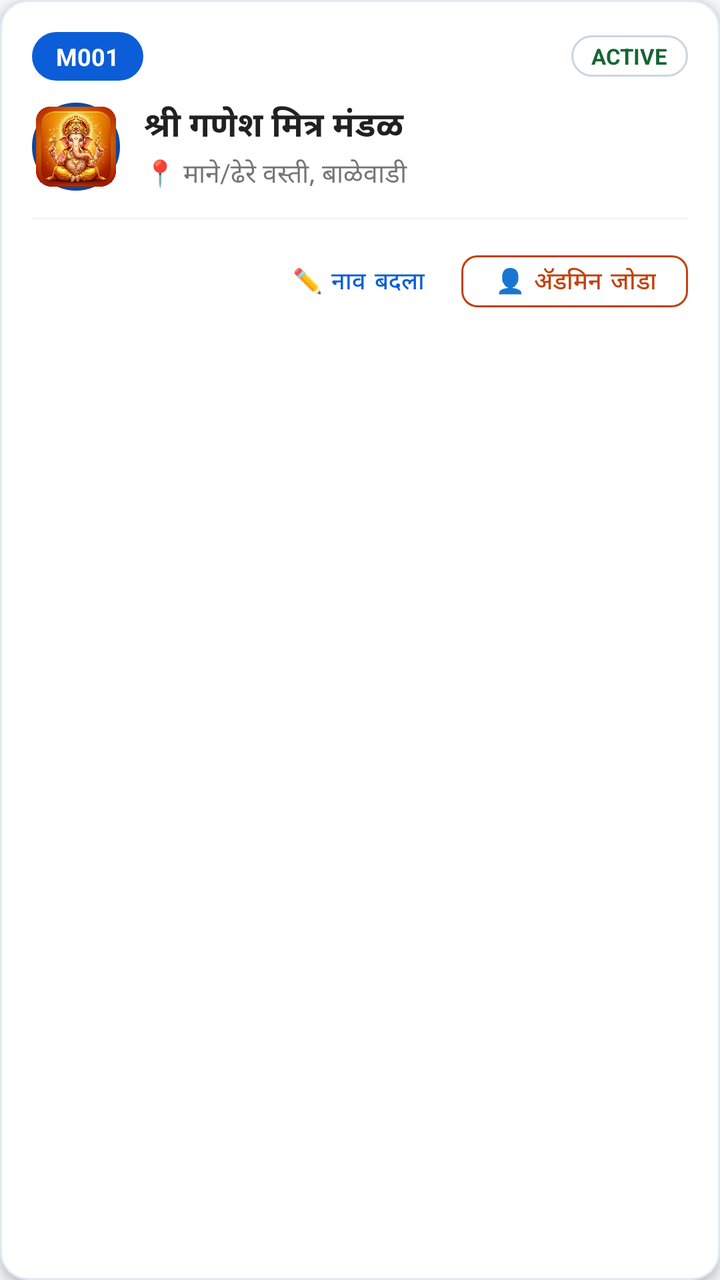
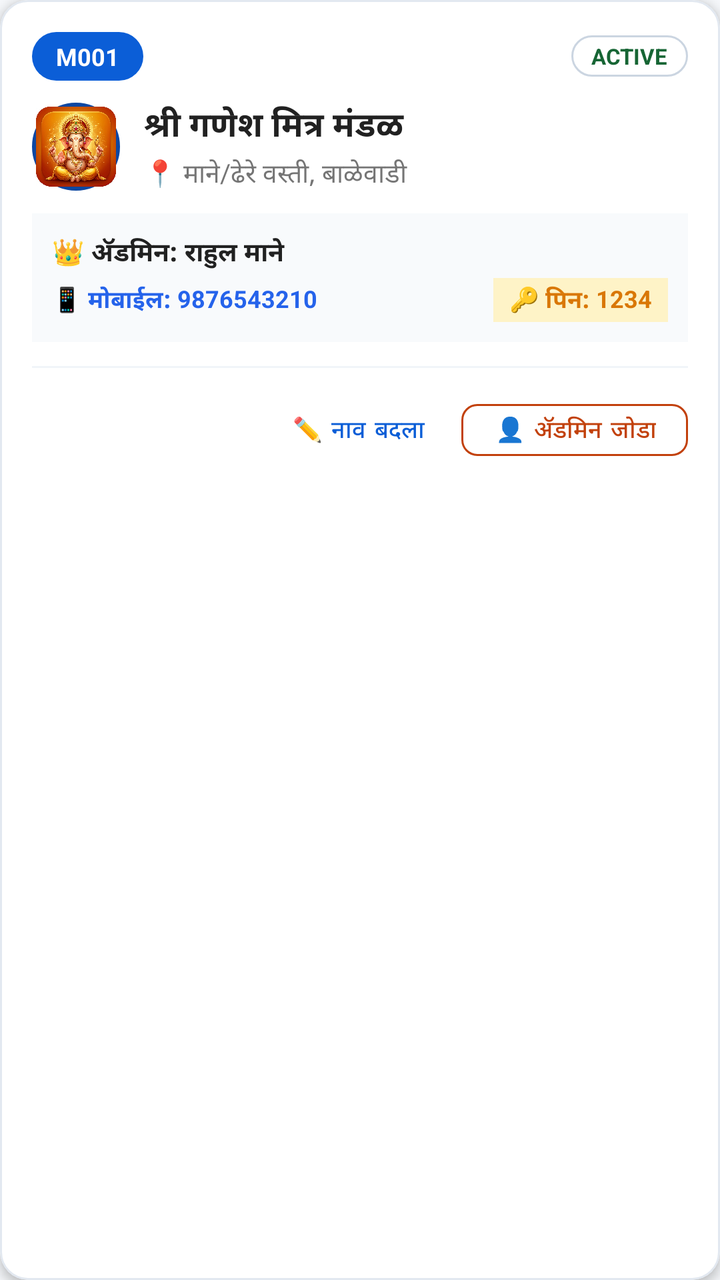

Two renders of the same Android screen: before a commit and after it. Below are the layout's source before the change and the commit's diff.
<!-- AndroidManifest.xml: application theme Theme.GaneshMitraMandal -->
<!-- res/layout/item_mandal.xml -->
<?xml version="1.0" encoding="utf-8"?>
<com.google.android.material.card.MaterialCardView xmlns:android="http://schemas.android.com/apk/res/android"
    xmlns:app="http://schemas.android.com/apk/res-auto"
    android:layout_width="match_parent"
    android:layout_height="wrap_content"
    android:layout_marginHorizontal="12dp"
    android:layout_marginVertical="6dp"
    app:cardBackgroundColor="@color/white"
    app:cardCornerRadius="14dp"
    app:cardElevation="3dp"
    app:strokeColor="#E2E8F0"
    app:strokeWidth="1dp">

    <LinearLayout
        android:layout_width="match_parent"
        android:layout_height="wrap_content"
        android:orientation="vertical"
        android:padding="16dp">

        <RelativeLayout
            android:layout_width="match_parent"
            android:layout_height="wrap_content">

            
            <TextView
                android:id="@+id/tvMandalId"
                android:layout_width="wrap_content"
                android:layout_height="wrap_content"
                android:layout_alignParentStart="true"
                android:layout_centerVertical="true"
                android:background="@drawable/chip_year_selected"
                android:backgroundTint="#0B5ED7"
                android:paddingHorizontal="12dp"
                android:paddingVertical="4dp"
                android:text="M001"
                android:textColor="@color/white"
                android:textSize="12sp"
                android:textStyle="bold" />

            
            <TextView
                android:id="@+id/tvStatus"
                android:layout_width="wrap_content"
                android:layout_height="wrap_content"
                android:layout_alignParentEnd="true"
                android:layout_centerVertical="true"
                android:background="@drawable/chip_year_unselected"
                android:paddingHorizontal="10dp"
                android:paddingVertical="3dp"
                android:text="ACTIVE"
                android:textColor="#166534"
                android:textSize="11sp"
                android:textStyle="bold" />
        </RelativeLayout>

        
        <LinearLayout
            android:layout_width="match_parent"
            android:layout_height="wrap_content"
            android:layout_marginTop="10dp"
            android:gravity="center_vertical"
            android:orientation="horizontal">

            <ImageView
                android:id="@+id/ivMandalLogo"
                android:layout_width="44dp"
                android:layout_height="44dp"
                android:background="@drawable/circle_bg"
                android:padding="2dp"
                android:scaleType="centerCrop"
                android:src="@drawable/app_logo" />

            <LinearLayout
                android:layout_width="0dp"
                android:layout_height="wrap_content"
                android:layout_marginStart="12dp"
                android:layout_weight="1"
                android:orientation="vertical">

                <TextView
                    android:id="@+id/tvMandalName"
                    android:layout_width="match_parent"
                    android:layout_height="wrap_content"
                    android:text="श्री गणेश मित्र मंडळ"
                    android:textColor="@color/text_primary"
                    android:textSize="17sp"
                    android:textStyle="bold" />

                
                <TextView
                    android:id="@+id/tvMandalAddress"
                    android:layout_width="match_parent"
                    android:layout_height="wrap_content"
                    android:layout_marginTop="2dp"
                    android:text="📍 माने/ढेरे वस्ती, बाळेवाडी"
                    android:textColor="@color/text_secondary"
                    android:textSize="13sp" />
            </LinearLayout>
        </LinearLayout>

        <View
            android:layout_width="match_parent"
            android:layout_height="1dp"
            android:layout_marginVertical="12dp"
            android:background="#F1F5F9" />

        
        <LinearLayout
            android:layout_width="match_parent"
            android:layout_height="wrap_content"
            android:gravity="end"
            android:orientation="horizontal">

            <com.google.android.material.button.MaterialButton
                android:id="@+id/btnEditMandal"
                style="@style/Widget.MaterialComponents.Button.TextButton"
                android:layout_width="wrap_content"
                android:layout_height="38dp"
                android:text="✏️ नाव बदला"
                android:textColor="#0B5ED7"
                android:textSize="12sp"
                app:cornerRadius="8dp" />

            <com.google.android.material.button.MaterialButton
                android:id="@+id/btnAddAdmin"
                style="@style/Widget.MaterialComponents.Button.OutlinedButton"
                android:layout_width="wrap_content"
                android:layout_height="38dp"
                android:layout_marginStart="8dp"
                android:text="👤 ॲडमिन जोडा"
                android:textColor="#C2410C"
                android:textSize="12sp"
                app:cornerRadius="8dp"
                app:strokeColor="#C2410C" />
        </LinearLayout>

    </LinearLayout>
</com.google.android.material.card.MaterialCardView>
<!-- resources referenced by this layout -->
<resources>
  <color name="text_primary">#212121</color>
  <color name="text_secondary">#757575</color>
  <color name="white">#FFFFFF</color>
  <!-- drawable app_logo: png bitmap (drawable, 798347 bytes) -->
  <!-- drawable chip_year_selected (drawable) -->
  <?xml version="1.0" encoding="utf-8"?>
  <shape xmlns:android="http://schemas.android.com/apk/res/android">
      <solid android:color="@color/primary_blue" />
      <corners android:radius="20dp" />
  </shape>
  <!-- drawable chip_year_unselected (drawable) -->
  <?xml version="1.0" encoding="utf-8"?>
  <shape xmlns:android="http://schemas.android.com/apk/res/android">
      <solid android:color="@color/white" />
      <stroke
          android:width="1dp"
          android:color="#CBD5E1" />
      <corners android:radius="20dp" />
  </shape>
  <!-- drawable circle_bg (drawable) -->
  <?xml version="1.0" encoding="utf-8"?>
  <shape xmlns:android="http://schemas.android.com/apk/res/android"
      android:shape="oval">
      <solid android:color="#E3F2FD" />
      <stroke
          android:width="2dp"
          android:color="@color/primary_blue" />
  </shape>
  <style name="Theme.GaneshMitraMandal" parent="Theme.MaterialComponents.Light.NoActionBar">
          <item name="colorPrimary">@color/primary_blue</item>
          <item name="colorPrimaryDark">@color/primary_blue_dark</item>
          <item name="colorAccent">@color/accent_orange</item>
          <item name="android:windowBackground">@color/bg_light</item>
          <item name="android:statusBarColor">@color/primary_blue_dark</item>
      </style>
  <color name="primary_blue">#0D47A1</color>
  <color name="primary_blue_dark">#082F6B</color>
  <color name="accent_orange">#FF6D00</color>
  <color name="bg_light">#F5F7FA</color>
</resources>

<!-- the commit's change to res/layout/item_mandal.xml (unified diff, before → after) -->
@@ -98,6 +98,55 @@
             </LinearLayout>
         </LinearLayout>
 
+        
+        <LinearLayout
+            android:id="@+id/layoutAdminInfo"
+            android:layout_width="match_parent"
+            android:layout_height="wrap_content"
+            android:layout_marginTop="10dp"
+            android:background="#F8FAFC"
+            android:orientation="vertical"
+            android:padding="10dp">
+
+            <TextView
+                android:id="@+id/tvAdminName"
+                android:layout_width="match_parent"
+                android:layout_height="wrap_content"
+                android:text="👑 ॲडमिन: राहुल माने"
+                android:textColor="@color/text_primary"
+                android:textSize="13sp"
+                android:textStyle="bold" />
+
+            <LinearLayout
+                android:layout_width="match_parent"
+                android:layout_height="wrap_content"
+                android:layout_marginTop="3dp"
+                android:orientation="horizontal">
+
+                <TextView
+                    android:id="@+id/tvAdminPhone"
+                    android:layout_width="0dp"
+                    android:layout_height="wrap_content"
+                    android:layout_weight="1"
+                    android:text="📱 मोबाईल: 9876543210"
+                    android:textColor="#2563EB"
+                    android:textSize="12sp"
+                    android:textStyle="bold" />
+
+                <TextView
+                    android:id="@+id/tvAdminPin"
+                    android:layout_width="wrap_content"
+                    android:layout_height="wrap_content"
+                    android:background="#FEF3C7"
+                    android:paddingHorizontal="8dp"
+                    android:paddingVertical="2dp"
+                    android:text="🔑 पिन: 1234"
+                    android:textColor="#D97706"
+                    android:textSize="12sp"
+                    android:textStyle="bold" />
+            </LinearLayout>
+        </LinearLayout>
+
         <View
             android:layout_width="match_parent"
             android:layout_height="1dp"
